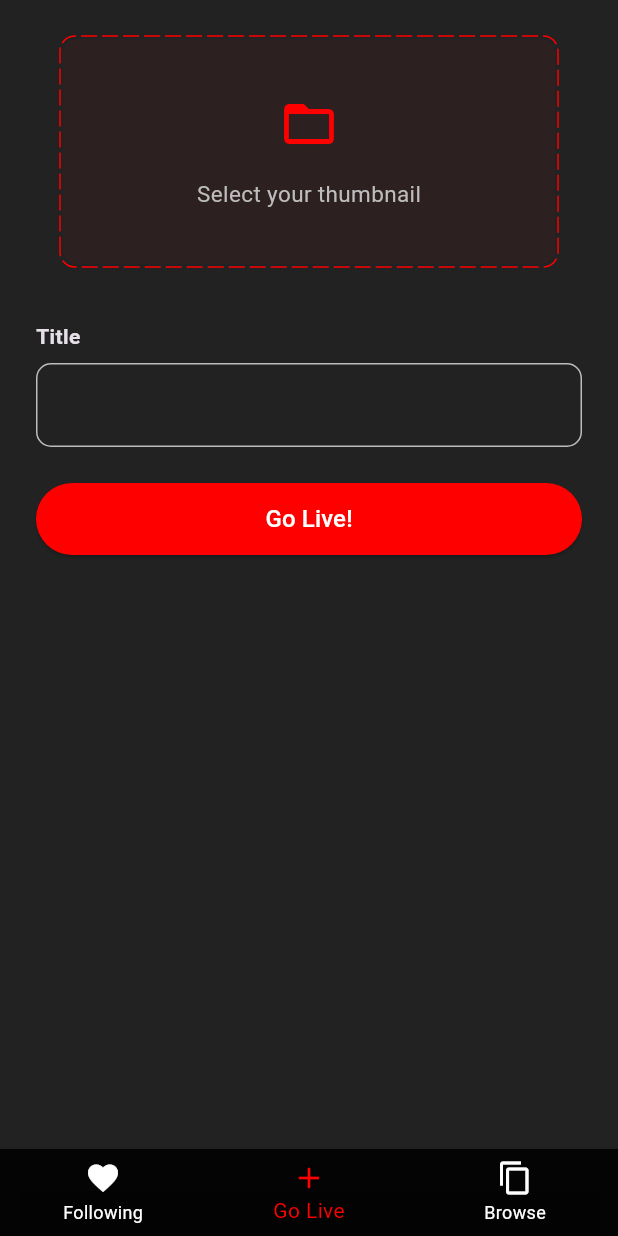
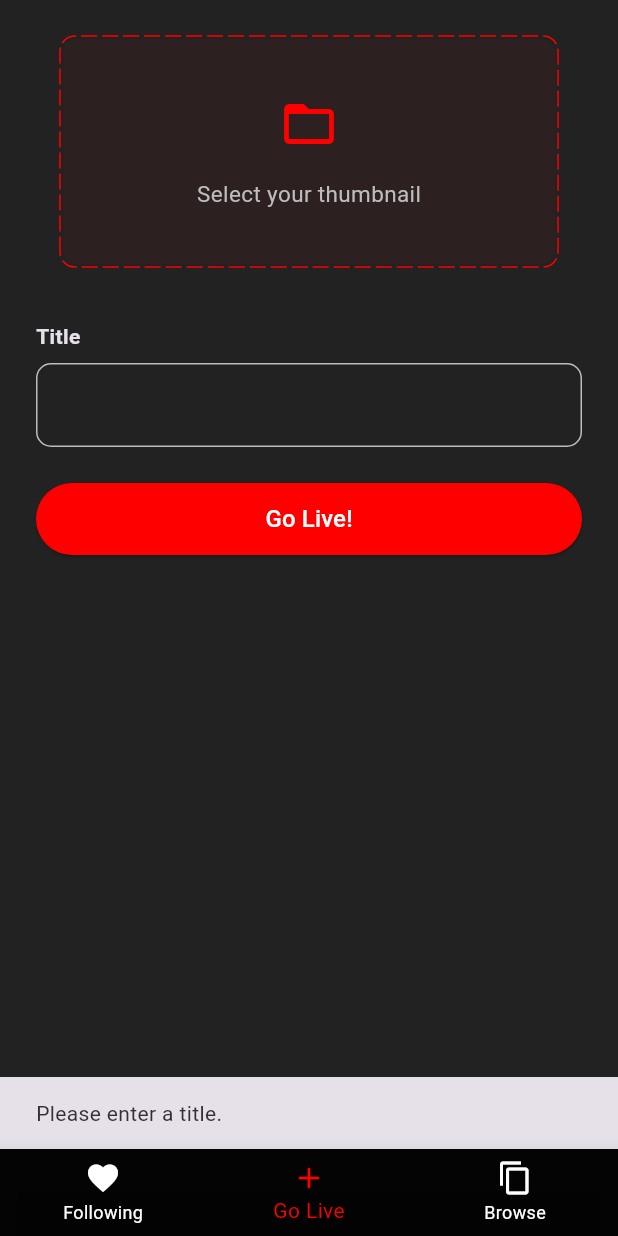
Before and after one commit to alph-a07/stream, a Flutter app: the Home screen opened by its route, item 2 of the bottom bar chosen, after a tap on "Go Live!", on a phone screen of 412 x 824 dp. Run offline on Flutter 3.47's test engine with Material 2 defaults, Android fonts, the phone set to English and light mode, and no system bars; drawn by our look-alikes of dotted_border; our stand-ins replace cloud_firestore, file_picker, firebase_auth, firebase_core, firebase_storage; accounts and stored records are empty.

Commit message:
starting live stream and pushing data

```diff
--- /dev/null
+++ b/lib/database/firebase_methods.dart
@@ -0,0 +1,58 @@
+import 'dart:typed_data';
+
+import 'package:cloud_firestore/cloud_firestore.dart';
+import 'package:flutter/material.dart';
+import 'package:provider/provider.dart';
+import 'package:stream/database/storage_methods.dart';
+
+import '../models/live_stream.dart';
+import '../providers/user_provider.dart';
+import '../resources/methods.dart';
+
+class FirestoreMethods {
+  final FirebaseFirestore _firestore = FirebaseFirestore.instance; // Firestore instance
+  final StorageMethods _storageMethods = StorageMethods(); // Storage methods instance
+
+  Future<String> startLiveStream(BuildContext context, String title, Uint8List? image) async {
+    final provider = Provider.of<UserProvider>(context, listen: false); // Accessing UserProvider using Provider
+
+    String channelId = ''; // Initializing channelId
+
+    try {
+      if (title.isNotEmpty && image != null) {
+        if (!((await _firestore.collection('livestream').doc('${provider.user.uid}${provider.user.username}').get()).exists)) {
+          // Checking if the user is not already live
+          String thumbnailUrl = await _storageMethods.uploadImageToStorage(
+            'livestream-thumbnails',
+            image,
+            provider.user.uid,
+          ); // Uploading image to storage
+
+          channelId = '${provider.user.uid}${provider.user.username}'; // Generating channelId
+
+          LiveStream liveStream = LiveStream(
+            title: title,
+            image: thumbnailUrl,
+            uid: provider.user.uid,
+            username: provider.user.username,
+            viewers: 0,
+            channelId: channelId,
+            startedAt: DateTime.now(),
+          ); // Creating a LiveStream object
+
+          _firestore.collection('livestream').doc(channelId).set(liveStream.toMap()); // Storing LiveStream data in Firestore
+        } else {
+          showSnackBar(context, 'You are already live!'); // Showing a snackbar if user is already live
+        }
+      } else {
+        // Showing a snack bar for missing fields
+        if (title.isEmpty) showSnackBar(context, 'Please enter a title.');
+        if (image == null) showSnackBar(context, 'Please select a thumbnail image.');
+      }
+    } on FirebaseException catch (e) {
+      showSnackBar(context, e.message!); // Handling Firebase exceptions and showing error snackbar
+    }
+
+    return channelId; // Returning channelId
+  }
+}
--- /dev/null
+++ b/lib/database/storage_methods.dart
@@ -0,0 +1,24 @@
+import 'dart:typed_data';
+
+import 'package:firebase_storage/firebase_storage.dart';
+
+class StorageMethods {
+  final FirebaseStorage _storage =
+      FirebaseStorage.instance; // Creating an instance of FirebaseStorage
+
+  Future<String> uploadImageToStorage(
+      String childName, Uint8List file, String uid) async {
+    // Creating a reference to the storage location
+    Reference ref = _storage.ref().child(childName).child(uid);
+
+    // Initiating an upload task with the provided data
+    UploadTask uploadTask = ref.putData(file);
+
+    // Waiting for the upload task to complete and getting a snapshot
+    TaskSnapshot snapshot = await uploadTask;
+
+    // Getting the download URL for the uploaded file
+    String downloadUrl = await snapshot.ref.getDownloadURL();
+    return downloadUrl; // Returning the download URL as a String
+  }
+}
--- /dev/null
+++ b/lib/models/live_stream.dart
@@ -0,0 +1,43 @@
+class LiveStream {
+  final String title;
+  final String image;
+  final String uid;
+  final String username;
+  final startedAt;
+  final int viewers;
+  final String channelId;
+
+  LiveStream({
+    required this.title,
+    required this.image,
+    required this.uid,
+    required this.username,
+    required this.viewers,
+    required this.channelId,
+    required this.startedAt,
+  });
+
+  Map<String, dynamic> toMap() {
+    return {
+      'title': title,
+      'image': image,
+      'uid': uid,
+      'username': username,
+      'viewers': viewers,
+      'channelId': channelId,
+      'startedAt': startedAt,
+    };
+  }
+
+  factory LiveStream.fromMap(Map<String, dynamic> map) {
+    return LiveStream(
+      title: map['title'] ?? '',
+      image: map['image'] ?? '',
+      uid: map['uid'] ?? '',
+      username: map['username'] ?? '',
+      viewers: map['viewers']?.toInt() ?? 0,
+      channelId: map['channelId'] ?? '',
+      startedAt: map['startedAt'] ?? '',
+    );
+  }
+}
--- a/lib/screens/go_live.dart
+++ b/lib/screens/go_live.dart
@@ -3,8 +3,10 @@ import 'dart:typed_data';
 import 'package:dotted_border/dotted_border.dart';
 import 'package:flutter/material.dart';
 
+import '../database/firebase_methods.dart';
 import '../resources/colors.dart';
 import '../resources/methods.dart';
+import '../screens/stream.dart';
 import '../widgets/custom_button.dart';
 import '../widgets/custom_input.dart';
 
@@ -26,20 +28,21 @@ class _GoLiveState extends State<GoLive> {
   }
 
   goLiveStream() async {
-    // String channelId = await FirestoreMethods()
-    //     .startLiveStream(context, _titleController.text, image);
-    //
-    // if (channelId.isNotEmpty) {
-    //   showSnackBar(context, 'Livestream has started successfully!');
-    //   Navigator.of(context).push(
-    //     MaterialPageRoute(
-    //       builder: (context) => BroadcastScreen(
-    //         isBroadcaster: true,
-    //         channelId: channelId,
-    //       ),
-    //     ),
-    //   );
-    // }
+    String channelId = await FirestoreMethods().startLiveStream(context, _titleController.text, image);
+
+    if (channelId.isNotEmpty) {
+      showSnackBar(context, 'You are live!');
+      Navigator.of(context).push(
+        MaterialPageRoute(
+          builder: (context) => Stream(
+            isBroadcaster: true,
+            channelId: channelId,
+          ),
+        ),
+      );
+    } else {
+      showSnackBar(context, 'error');
+    }
   }
 
   @override
```
Also changed, not shown: lib/screens/stream.dart (added, +22 -0 lines).
